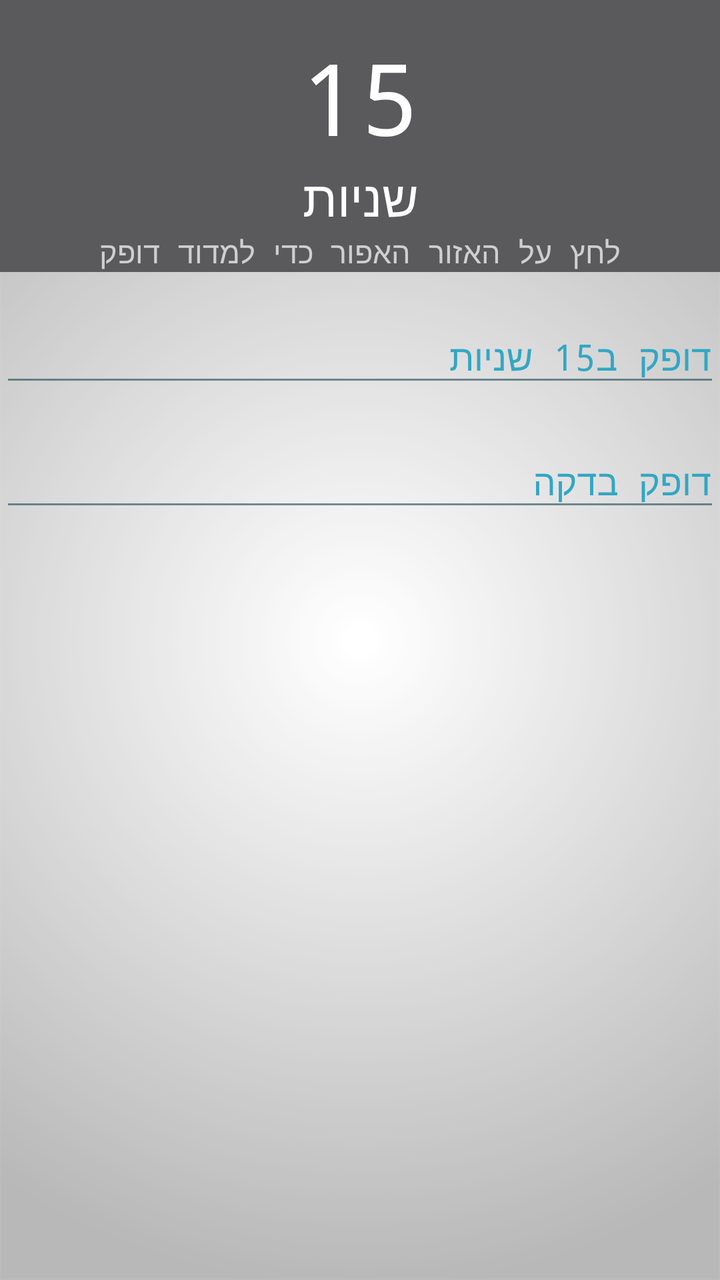
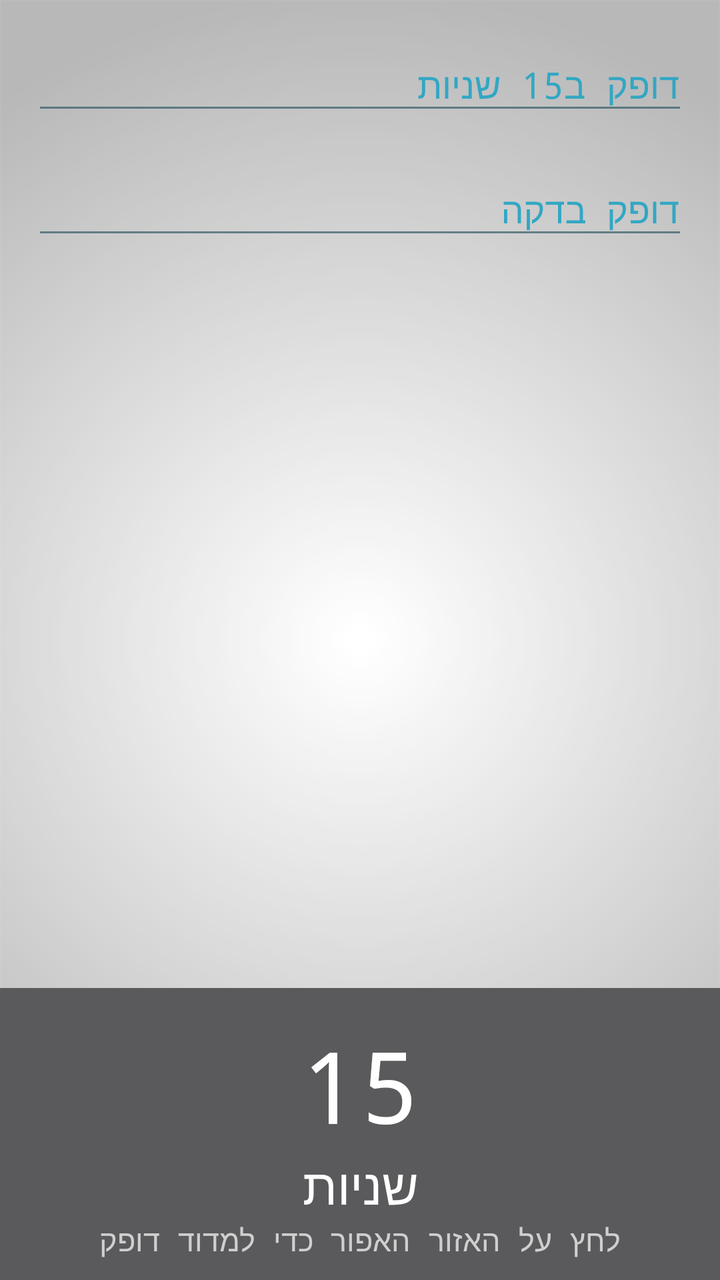

Compare the two renders of this Android layout. The source of the first and the diff that turns it into the second are given below.
<!-- AndroidManifest.xml: application theme AppTheme -->
<!-- res/layout/activity_pulse_calc.xml -->
<?xml version="1.0" encoding="utf-8"?>
<RelativeLayout xmlns:android="http://schemas.android.com/apk/res/android"
    xmlns:tools="http://schemas.android.com/tools"
    android:orientation="vertical" android:layout_width="match_parent"
    android:layout_height="match_parent">
    <RelativeLayout
        android:layout_width="wrap_content"
        android:layout_height="wrap_content"
        android:id="@+id/clickableTimer">
        <TextView
            android:id="@+id/txtTimerSecond"
            android:layout_width="fill_parent"
            android:layout_height="wrap_content"
            android:gravity="center"
            android:text="15"
            android:paddingTop="15dp"
            android:textAppearance="?android:attr/textAppearanceLarge"
            android:background="@color/buttonMaterialDark"
            android:textSize="50sp"
            android:textColor="#fff" />

        <TextView
            android:id="@+id/txt_TimerSecond"
            android:layout_width="fill_parent"
            android:layout_height="wrap_content"
            android:layout_below="@+id/txtTimerSecond"
            android:gravity="center_horizontal"
            android:text="@string/seconds"
            android:background="@color/buttonMaterialDark"
            android:textSize="25sp"
            android:textColor="#fff" />
        <TextView
            android:id="@+id/txt_nothing"
            android:layout_width="fill_parent"
            android:layout_height="wrap_content"
            android:layout_below="@+id/txt_TimerSecond"
            android:gravity="center_horizontal"
            android:text="@string/pulseClickHint"
            android:background="@color/buttonMaterialDark"
            android:textSize="15sp"
            android:textColor="#cfcfcf" />
    </RelativeLayout>
    <android.support.design.widget.TextInputLayout
        android:layout_width="match_parent"
        android:layout_height="wrap_content"
        android:layout_marginTop="10dp"
        android:id="@+id/shortPulseATIL"
        android:layout_below="@+id/clickableTimer">
        <android.support.design.widget.TextInputEditText
            android:layout_width="match_parent"
            android:layout_height="wrap_content"
            android:inputType="number"
            android:id="@+id/fifteenPulseA"
            android:imeOptions="actionDone"
            android:maxLength="2"
            android:hint="@string/pulse"/>
    </android.support.design.widget.TextInputLayout>
    <android.support.design.widget.TextInputLayout
        android:layout_width="match_parent"
        android:layout_height="wrap_content"
        android:layout_marginTop="10dp"
        android:id="@+id/fullPulseATIL"
        android:layout_below="@+id/shortPulseATIL">
        <android.support.design.widget.TextInputEditText
            android:layout_width="match_parent"
            android:layout_height="wrap_content"
            android:id="@+id/fullPulseA"
            android:enabled="false"
            android:hint="@string/fullPulse"/>
    </android.support.design.widget.TextInputLayout>
</RelativeLayout>
<!-- resources referenced by this layout -->
<resources>
  <color name="buttonMaterialDark">#ff5a595b</color>
  <string name="fullPulse">דופק בדקה</string>
  <string name="pulse">דופק ב15 שניות</string>
  <string name="pulseClickHint">לחץ על האזור האפור כדי למדוד דופק</string>
  <string name="seconds">שניות</string>
  <style name="AppTheme" parent="Theme.AppCompat.Light">
          
          <item name="android:textColor">@color/Black</item>
          <item name="colorPrimary">@color/ColorPrimary</item>
          <item name="colorPrimaryDark">@color/ColorPrimaryDark</item>
          <item name="android:textColorHintInverse">@color/ColorBlue</item>
          <item name="actionBarTheme">@style/ThemeOverlay.AppCompat.Dark.ActionBar</item>
          <item name="buttonStyle">@style/FButton</item>
          <item name="android:buttonStyle">@style/FButton</item>
          <item name="colorAccent">@color/materialGrey300</item>
          
          <item name="android:actionMenuTextColor">@color/Black</item>
          <item name="android:itemBackground">@color/materialGrey300</item>
          <item name="android:textColorSecondary">@color/ColorRedDark</item>
          <item name="android:windowBackground">@drawable/ic_bgg</item>
          <item name="android:typeface">monospace</item>
  
          <item name="android:textColorHint">@color/ColorAqua</item>
          <item name="colorControlNormal">@color/ColorBlue</item>
          <item name="colorControlActivated">@color/ColorAqua</item>
          <item name="colorControlHighlight">@color/ColorAqua</item>
      </style>
  <color name="Black">#000000</color>
  <color name="ColorPrimary">#10133b</color>
  <color name="ColorPrimaryDark">#1a1d4b</color>
  <color name="ColorBlue">#98194853</color>
  <style name="FButton" parent="Theme.AppCompat.Light">
          <item name="colorControlHighlight">@color/ColorBlue</item>
          <item name="android:textColor">@color/ColorAqua</item>
          <item name="android:textSize">20sp</item>
      </style>
  <color name="materialGrey300">#ffe0e0e0</color>
  <color name="ColorRedDark">#6b0000</color>
  <!-- drawable ic_bgg: png bitmap (drawable, 33899 bytes) -->
  <color name="ColorAqua">#32a7c3</color>
</resources>

<!-- the commit's change to res/layout/activity_pulse_calc.xml (unified diff, before → after) -->
@@ -3,49 +3,13 @@
     xmlns:tools="http://schemas.android.com/tools"
     android:orientation="vertical" android:layout_width="match_parent"
     android:layout_height="match_parent">
-    <RelativeLayout
-        android:layout_width="wrap_content"
-        android:layout_height="wrap_content"
-        android:id="@+id/clickableTimer">
-        <TextView
-            android:id="@+id/txtTimerSecond"
-            android:layout_width="fill_parent"
-            android:layout_height="wrap_content"
-            android:gravity="center"
-            android:text="15"
-            android:paddingTop="15dp"
-            android:textAppearance="?android:attr/textAppearanceLarge"
-            android:background="@color/buttonMaterialDark"
-            android:textSize="50sp"
-            android:textColor="#fff" />
-
-        <TextView
-            android:id="@+id/txt_TimerSecond"
-            android:layout_width="fill_parent"
-            android:layout_height="wrap_content"
-            android:layout_below="@+id/txtTimerSecond"
-            android:gravity="center_horizontal"
-            android:text="@string/seconds"
-            android:background="@color/buttonMaterialDark"
-            android:textSize="25sp"
-            android:textColor="#fff" />
-        <TextView
-            android:id="@+id/txt_nothing"
-            android:layout_width="fill_parent"
-            android:layout_height="wrap_content"
-            android:layout_below="@+id/txt_TimerSecond"
-            android:gravity="center_horizontal"
-            android:text="@string/pulseClickHint"
-            android:background="@color/buttonMaterialDark"
-            android:textSize="15sp"
-            android:textColor="#cfcfcf" />
-    </RelativeLayout>
     <android.support.design.widget.TextInputLayout
         android:layout_width="match_parent"
         android:layout_height="wrap_content"
         android:layout_marginTop="10dp"
-        android:id="@+id/shortPulseATIL"
-        android:layout_below="@+id/clickableTimer">
+        android:layout_marginStart="@dimen/activity_vertical_margin"
+        android:layout_marginEnd="@dimen/activity_vertical_margin"
+        android:id="@+id/shortPulseATIL">
         <android.support.design.widget.TextInputEditText
             android:layout_width="match_parent"
             android:layout_height="wrap_content"
@@ -59,6 +23,8 @@
         android:layout_width="match_parent"
         android:layout_height="wrap_content"
         android:layout_marginTop="10dp"
+        android:layout_marginStart="@dimen/activity_vertical_margin"
+        android:layout_marginEnd="@dimen/activity_vertical_margin"
         android:id="@+id/fullPulseATIL"
         android:layout_below="@+id/shortPulseATIL">
         <android.support.design.widget.TextInputEditText
@@ -68,4 +34,40 @@
             android:enabled="false"
             android:hint="@string/fullPulse"/>
     </android.support.design.widget.TextInputLayout>
+    <RelativeLayout
+        android:layout_width="wrap_content"
+        android:layout_height="wrap_content"
+        android:layout_alignParentBottom="true"
+        android:background="@color/buttonMaterialDark"
+        android:id="@+id/clickableTimer">
+        <TextView
+            android:id="@+id/txtTimerSecond"
+            android:layout_width="fill_parent"
+            android:layout_height="wrap_content"
+            android:gravity="center"
+            android:text="15"
+            android:paddingTop="15dp"
+            android:textAppearance="?android:attr/textAppearanceLarge"
+            android:textSize="50sp"
+            android:textColor="#fff" />
+        <TextView
+            android:id="@+id/txt_TimerSecond"
+            android:layout_width="fill_parent"
+            android:layout_height="wrap_content"
+            android:layout_below="@+id/txtTimerSecond"
+            android:gravity="center_horizontal"
+            android:text="@string/seconds"
+            android:textSize="25sp"
+            android:textColor="#fff" />
+        <TextView
+            android:id="@+id/txt_nothing"
+            android:layout_width="fill_parent"
+            android:layout_height="wrap_content"
+            android:layout_below="@+id/txt_TimerSecond"
+            android:gravity="center_horizontal"
+            android:text="@string/pulseClickHint"
+            android:textSize="15sp"
+            android:layout_marginBottom="10dp"
+            android:textColor="#cfcfcf" />
+    </RelativeLayout>
 </RelativeLayout>
<!-- resource entries referenced after the edit -->
@@ -1,6 +1,7 @@
 <!-- resources referenced by this layout -->
 <resources>
   <color name="buttonMaterialDark">#ff5a595b</color>
+  <dimen name="activity_vertical_margin">16dp</dimen>
   <string name="fullPulse">דופק בדקה</string>
   <string name="pulse">דופק ב15 שניות</string>
   <string name="pulseClickHint">לחץ על האזור האפור כדי למדוד דופק</string>
